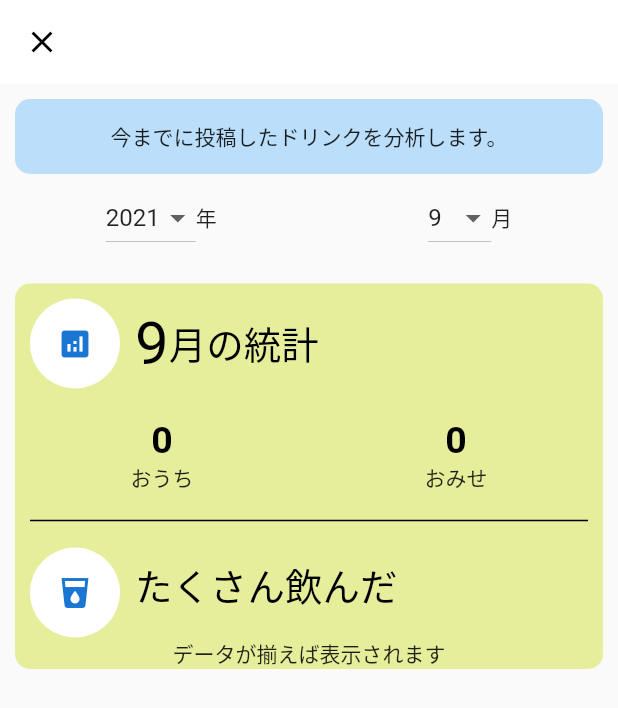
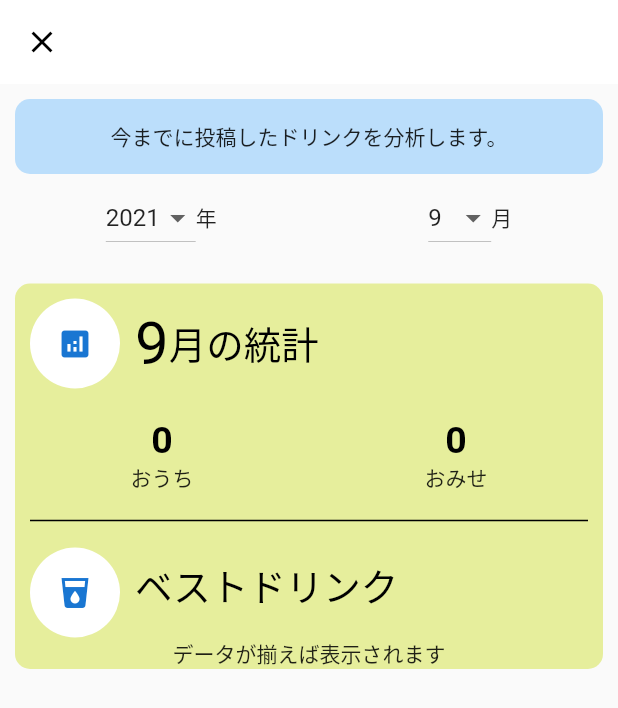
Before and after one commit to y0303noki/DrinkMemo, a Flutter app: the screen it shows after launch, after a tap on the "analytics" icon, on a phone screen of 412 x 824 dp. Shown: the top 708 px of the screen. Run offline on Flutter 3.47's test engine with Material 2 defaults, Android fonts, the phone set to English and light mode, and no system bars; drawn by our look-alikes of flutter_easyloading; our stand-ins replace cloud_firestore, firebase_auth, firebase_core, firebase_storage, flutter_typeahead, image_picker; accounts and stored records are empty; network calls fail.

Commit message:
テキスト変更

```diff
--- a/lib/pages/analyticsPage/analytics_page.dart
+++ b/lib/pages/analyticsPage/analytics_page.dart
@@ -260,7 +260,7 @@ class AnalyticsPage extends StatelessWidget {
                           ),
                         ),
                         const Text(
-                          'たくさん飲んだ',
+                          'ベストドリンク',
                           style: TextStyle(
                             fontSize: 25,
                             color: Colors.black,
--- a/lib/pages/coffeePage/coffee_list_page.dart
+++ b/lib/pages/coffeePage/coffee_list_page.dart
@@ -28,7 +28,7 @@ class CoffeeListPage extends StatelessWidget {
                 controller: _keywordTextEditingCntroller,
                 textInputAction: TextInputAction.search,
                 decoration: InputDecoration(
-                  prefixIcon: Icon(Icons.search, color: Colors.black),
+                  prefixIcon: const Icon(Icons.search, color: Colors.black),
                   hintText: "キーワード検索",
                   suffixIcon: IconButton(
                     onPressed: () {
```
